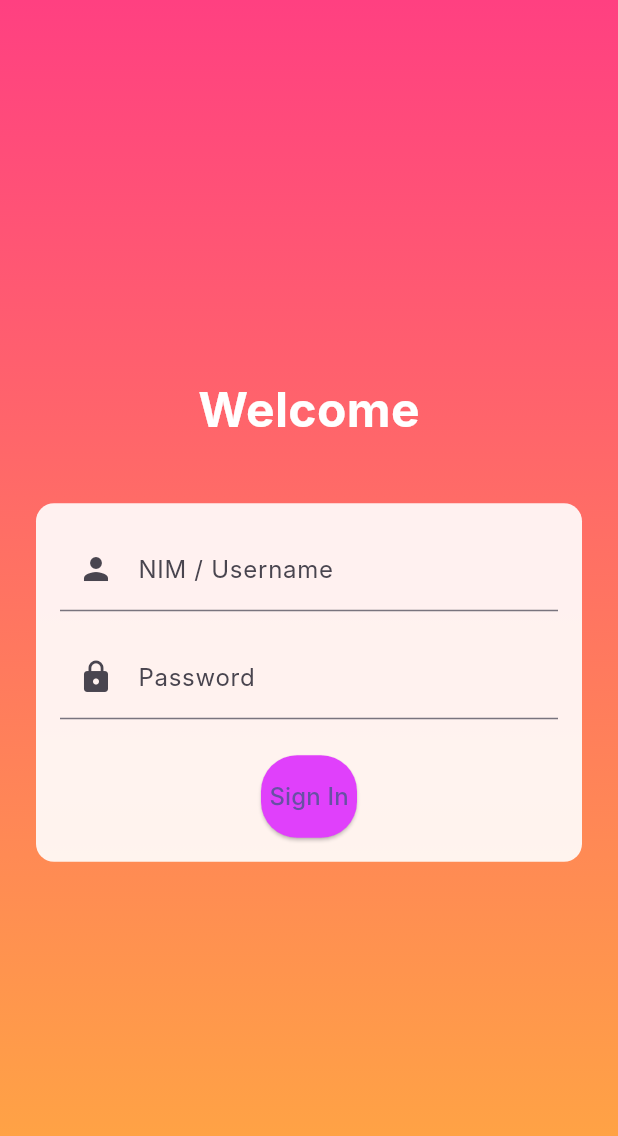
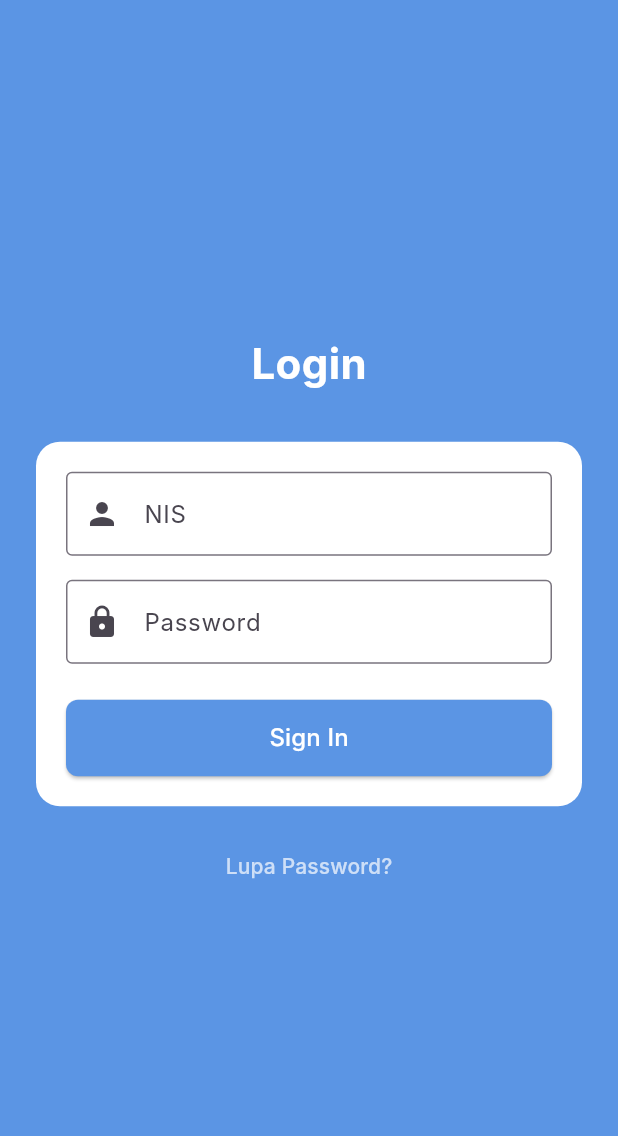
Before and after one commit to reysare/app_mobile, a Flutter app: the screen it shows after launch, after a tap on "Login", on a phone screen of 412 x 824 dp. Shown: the top 1136 px of the screen. Run offline on Flutter 3.47's test engine with Material 3 defaults, Android fonts, the phone set to English and light mode, and no system bars; Roboto replaces fonts that are missing (Inter).

Commit message:
ubah design

```diff
--- a/lib/main.dart
+++ b/lib/main.dart
@@ -18,8 +18,13 @@ class MyApp extends StatelessWidget {
         primarySwatch: Colors.blue,
         fontFamily: 'Inter',
       ),
-      home: const SplashScreen(),
       debugShowCheckedModeBanner: false,
+      initialRoute: '/',
+      routes: {
+        '/': (context) => const SplashScreen(),
+        '/login': (context) => const LoginScreen(),
+        '/home': (context) => const HomeScreen(),
+      },
     );
   }
 }
--- a/lib/screens/login.dart
+++ b/lib/screens/login.dart
@@ -1,6 +1,5 @@
 import 'package:flutter/material.dart';
 import '../service/auth_service.dart';
-import 'home.dart';
 
 class LoginScreen extends StatefulWidget {
   const LoginScreen({super.key});
@@ -16,14 +15,11 @@ class _LoginScreenState extends State<LoginScreen> {
   String? _errorText;
 
   void _handleLogin() {
-    final nim = _nimController.text;
-    final password = _passwordController.text;
+    final nim = _nimController.text.trim();
+    final password = _passwordController.text.trim();
 
     if (_authService.login(nim, password)) {
-      Navigator.pushReplacement(
-        context,
-        MaterialPageRoute(builder: (_) => const HomeScreen()),
-      );
+      Navigator.pushReplacementNamed(context, '/home');
     } else {
       setState(() {
         _errorText = 'NIM atau Password salah';
@@ -33,44 +29,39 @@ class _LoginScreenState extends State<LoginScreen> {
 
   @override
   Widget build(BuildContext context) {
+    const primaryColor = Color(0xFF5B95E4);
+
     return Scaffold(
-      body: Container(
-        decoration: const BoxDecoration(
-          gradient: LinearGradient(
-            colors: [Colors.pinkAccent, Colors.orangeAccent],
-            begin: Alignment.topCenter,
-            end: Alignment.bottomCenter,
-          ),
-        ),
+      backgroundColor: primaryColor,
+      body: Center(
+        child: SingleChildScrollView(
           padding: const EdgeInsets.symmetric(horizontal: 24.0),
-        child: Center(
-          child: SingleChildScrollView(
           child: Column(
-              crossAxisAlignment: CrossAxisAlignment.stretch,
+            mainAxisSize: MainAxisSize.min,
             children: [
               const Text(
-                  'Welcome',
+                'Login',
                 style: TextStyle(
-                    fontSize: 32,
+                  fontSize: 28,
                   color: Colors.white,
                   fontWeight: FontWeight.bold,
                 ),
-                  textAlign: TextAlign.center,
               ),
-                const SizedBox(height: 40),
+              const SizedBox(height: 32),
               Container(
-                  padding: const EdgeInsets.all(16.0),
+                padding: const EdgeInsets.all(20),
                 decoration: BoxDecoration(
-                    color: Colors.white.withOpacity(0.9),
-                    borderRadius: BorderRadius.circular(12),
+                  color: Colors.white,
+                  borderRadius: BorderRadius.circular(16),
                 ),
                 child: Column(
                   children: [
                     TextField(
                       controller: _nimController,
                       decoration: const InputDecoration(
-                          labelText: 'NIM / Username',
+                        labelText: 'NIS',
                         prefixIcon: Icon(Icons.person),
+                        border: OutlineInputBorder(),
                       ),
                     ),
                     const SizedBox(height: 16),
@@ -80,6 +71,7 @@ class _LoginScreenState extends State<LoginScreen> {
                       decoration: const InputDecoration(
                         labelText: 'Password',
                         prefixIcon: Icon(Icons.lock),
+                        border: OutlineInputBorder(),
                       ),
                     ),
                     if (_errorText != null) ...[
@@ -90,28 +82,38 @@ class _LoginScreenState extends State<LoginScreen> {
                       ),
                     ],
                     const SizedBox(height: 24),
-                      ElevatedButton(
+                    SizedBox(
+                      width: double.infinity,
+                      child: ElevatedButton(
                         onPressed: _handleLogin,
                         style: ElevatedButton.styleFrom(
-                          backgroundColor: Colors.purpleAccent,
-                          padding: const EdgeInsets.symmetric(vertical: 16.0),
+                          backgroundColor: primaryColor,
+                          padding: const EdgeInsets.symmetric(vertical: 14),
                           shape: RoundedRectangleBorder(
-                            borderRadius: BorderRadius.circular(24),
+                            borderRadius: BorderRadius.circular(8),
                           ),
                         ),
                         child: const Text(
                           'Sign In',
-                          style: TextStyle(fontSize: 16),
+                          style: TextStyle(fontSize: 16, color: Colors.white),
+                        ),
                       ),
                     ),
                   ],
+                ),
+              ),
+              const SizedBox(height: 16),
+              TextButton(
+                onPressed: () {},
+                child: const Text(
+                  'Lupa Password?',
+                  style: TextStyle(color: Colors.white70),
                 ),
               ),
             ],
           ),
         ),
       ),
-      ),
     );
   }
 }
--- a/lib/screens/splash_screen.dart
+++ b/lib/screens/splash_screen.dart
@@ -1,5 +1,4 @@
 import 'package:flutter/material.dart';
-import 'login.dart';
 
 class SplashScreen extends StatelessWidget {
   const SplashScreen({Key? key}) : super(key: key);
@@ -34,16 +33,14 @@ class SplashScreen extends StatelessWidget {
                     fontWeight: FontWeight.w400,
                     letterSpacing: -0.36,
                   ),
+                  textAlign: TextAlign.center,
                 ),
                 const SizedBox(height: 49),
                 SizedBox(
                   width: double.infinity,
                   child: ElevatedButton(
                     onPressed: () {
-                      Navigator.push(
-                        context,
-                        MaterialPageRoute(builder: (_) => const LoginScreen()),
-                      );
+                      Navigator.pushNamed(context, '/login');
                     },
                     style: ElevatedButton.styleFrom(
                       backgroundColor: const Color(0xFFC259A8),
```
Also changed, not shown: pubspec.yaml (+6 -2 lines), assets/splash_screen.png. Lines whose indentation alone changed are shown as unchanged.
